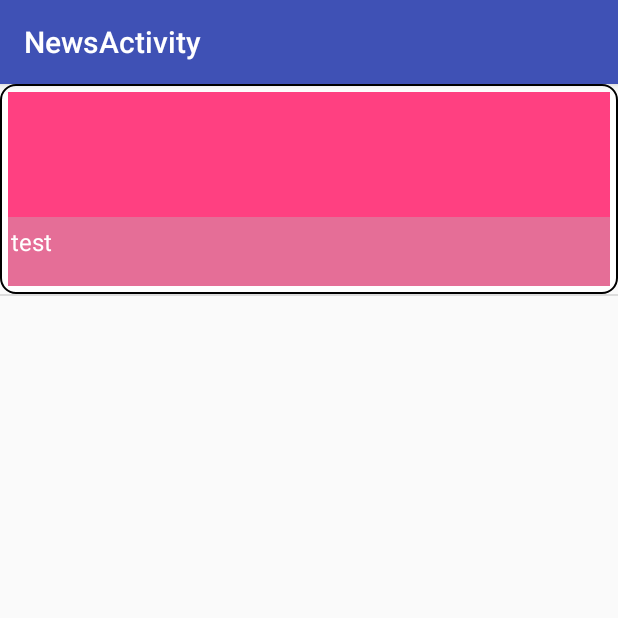
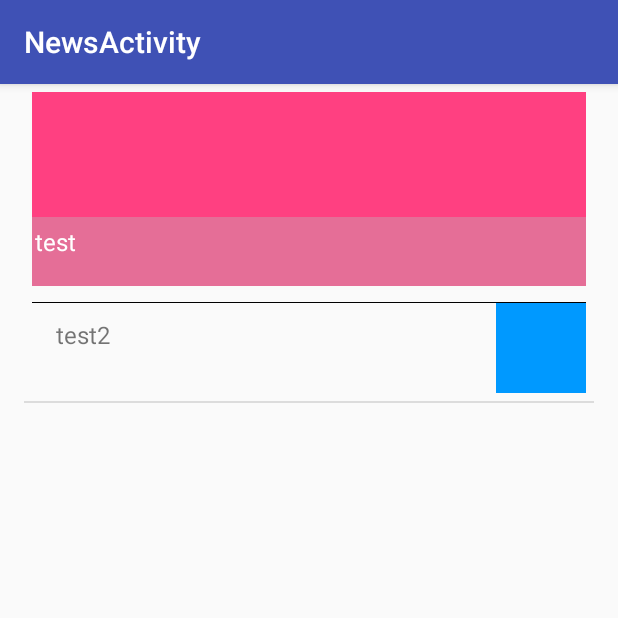
Before and after one commit to lakehubo/Environmental, an Android app: the NewsActivity screen opened directly, with no data from a screen before it, on a phone screen of 412 x 824 dp, the top half of it. Run offline under Robolectric (Android 15) with nearby library versions, the phone set to English and light mode, and no system bars.

Commit message:
广告适配器

```diff
--- a/app/src/main/java/com/environmental/lake/environmental/NewsActivity.java
+++ b/app/src/main/java/com/environmental/lake/environmental/NewsActivity.java
@@ -33,6 +33,6 @@ public class NewsActivity extends AppCompatActivity {
         strings[0]="test";
         imageViews[1]=R.color.color_blue;
         strings[1]="test2";
-        newsDatabeanList.add(new NewsDatabean(1,imageViews,strings));
+        newsDatabeanList.add(new NewsDatabean(2,imageViews,strings));
     }
 }
--- a/app/src/main/res/layout/activity_news.xml
+++ b/app/src/main/res/layout/activity_news.xml
@@ -5,6 +5,9 @@
     android:orientation="vertical"
     tools:context="com.environmental.lake.environmental.NewsActivity">
     <ListView
+        android:paddingRight="16dp"
+        android:paddingLeft="16dp"
+        android:scrollbars="none"
         android:id="@+id/news_listview"
         android:layout_width="match_parent"
         android:layout_height="match_parent">
--- a/app/src/main/res/layout/news_item.xml
+++ b/app/src/main/res/layout/news_item.xml
@@ -8,8 +8,7 @@
     android:layout_marginTop="20dp"
     android:layout_marginLeft="16dp"
     android:layout_marginRight="16dp"
-    android:layout_marginBottom="20dp"
-    android:background="@drawable/search_bg">
+    android:layout_marginBottom="20dp">
     <FrameLayout
         android:paddingTop="5dp"
         android:paddingRight="5dp"
--- a/app/src/main/res/layout/news_item_item.xml
+++ b/app/src/main/res/layout/news_item_item.xml
@@ -4,6 +4,10 @@
     xmlns:android="http://schemas.android.com/apk/res/android"
     android:orientation="vertical"
     android:layout_width="match_parent"
+    android:paddingLeft="5dp"
+    android:paddingRight="5dp"
+    android:paddingTop="5dp"
+    android:paddingBottom="5dp"
     android:layout_height="60.1dp">
     <ImageView
         android:layout_weight="1"
```
